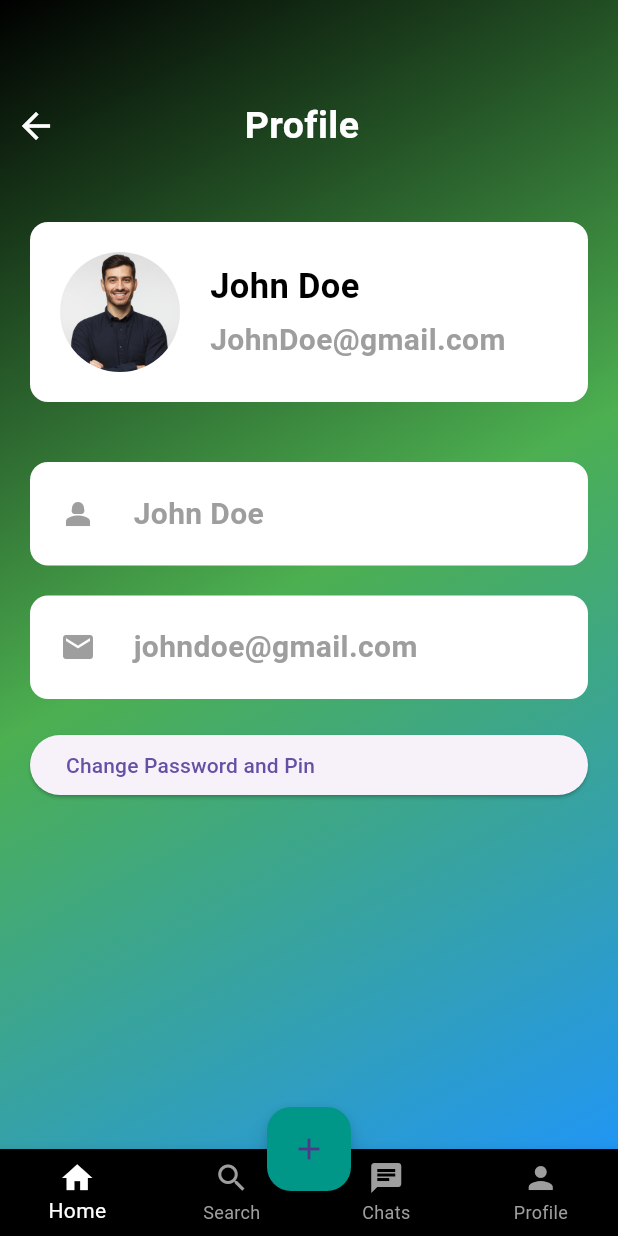
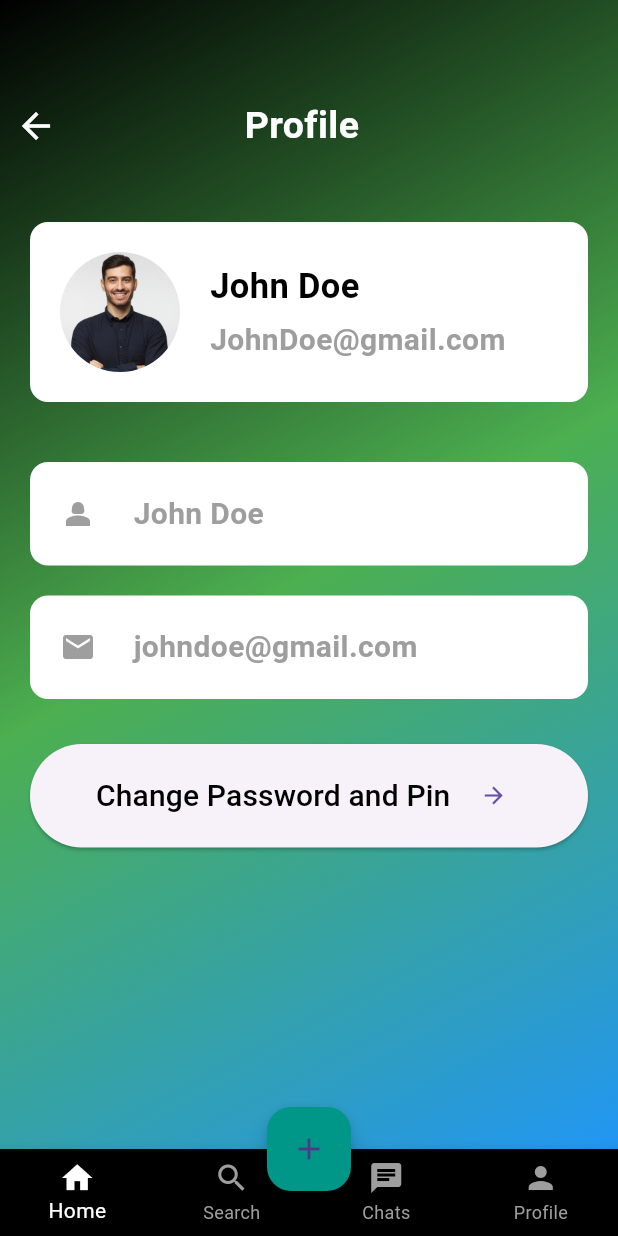
Before and after one commit to MubeenMohammed/ticket_sphere, a Flutter app: the screen it shows after launch, on a phone screen of 412 x 824 dp. Run offline on Flutter 3.47's test engine with Material 3 defaults, Android fonts, the phone set to English and light mode, and no system bars.

Commit message:
Completed the profile page

```diff
--- a/lib/widgets/profile_page.dart
+++ b/lib/widgets/profile_page.dart
@@ -49,13 +49,24 @@ class ProfilePage extends StatelessWidget {
                 cardIcon: Icons.mail,
                 personName: "johndoe@gmail.com",
               ),
-              const SizedBox(height: 20),
+              const SizedBox(height: 30),
               ElevatedButton(
                 onPressed: () {},
-                child: const Row(
-                  children: [
-                    Text("Change Password and Pin"),
-                  ],
+                child: Container(
+                  padding: const EdgeInsets.all(20),
+                  child: const Row(
+                    children: [
+                      Text(
+                        "Change Password and Pin",
+                        style: TextStyle(
+                          color: Colors.black,
+                          fontSize: 20,
+                        ),
+                      ),
+                      SizedBox(width: 20),
+                      Icon(Icons.arrow_forward),
+                    ],
+                  ),
                 ),
               )
             ],
```
